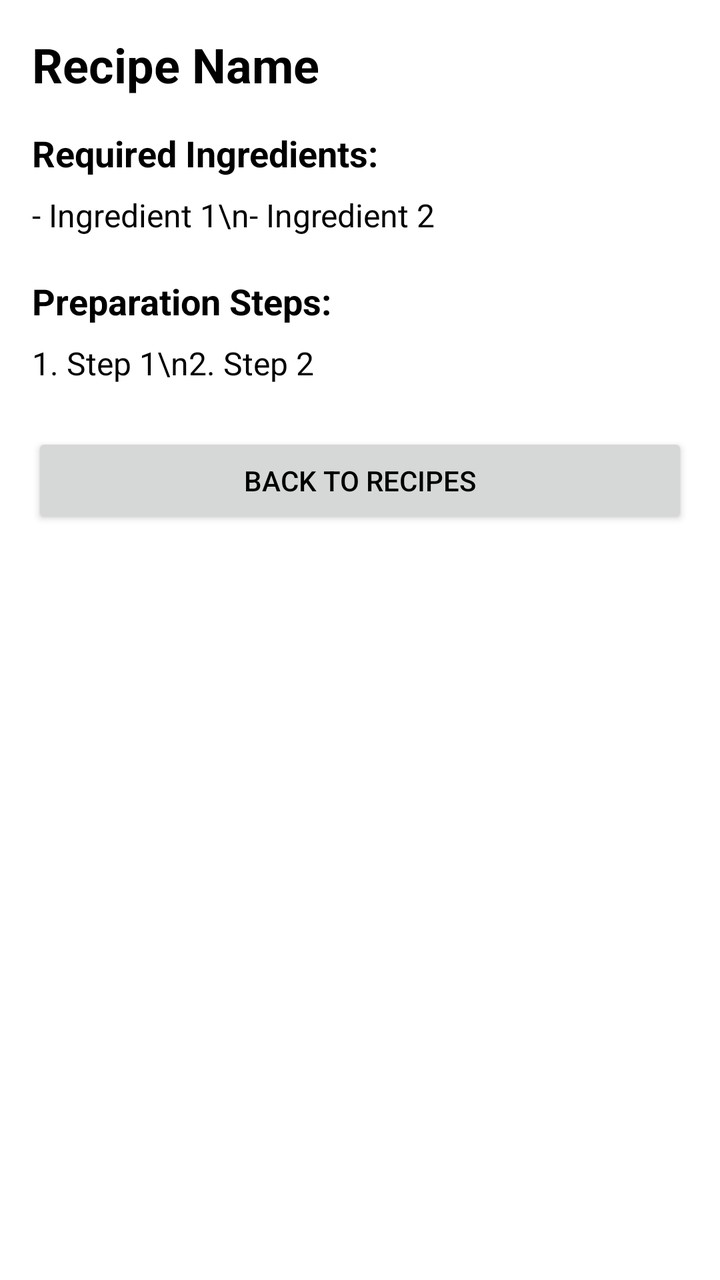
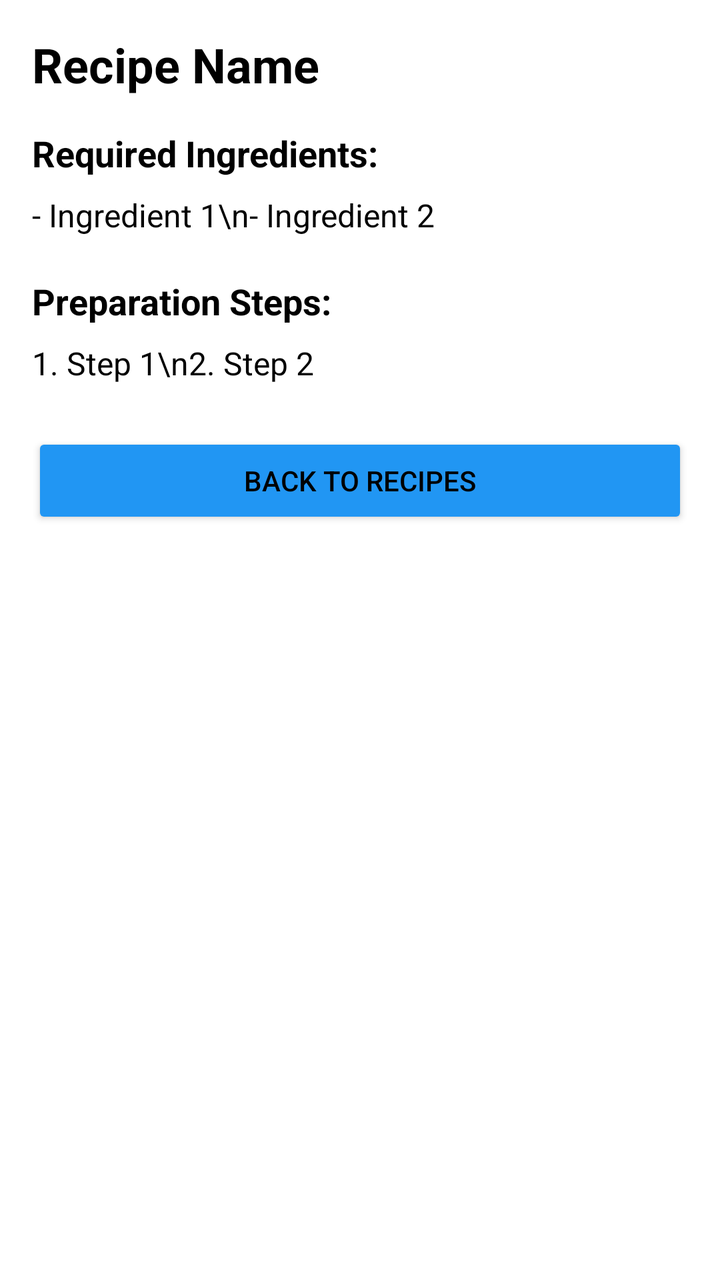

Screens rendered from an Android XML layout before and after an edit, with the pre-edit source and the edit as a unified diff.
<!-- AndroidManifest.xml: application theme Theme.SmartPantryManager -->
<!-- res/layout/activity_recipe_detail.xml -->
<?xml version="1.0" encoding="utf-8"?>
<ScrollView xmlns:android="http://schemas.android.com/apk/res/android"
    android:id="@+id/main"
    android:layout_width="match_parent"
    android:layout_height="match_parent"
    android:padding="16dp">

    <LinearLayout
        android:layout_width="match_parent"
        android:layout_height="wrap_content"
        android:orientation="vertical">

        <TextView
            android:id="@+id/tvRecipeDetailName"
            android:layout_width="match_parent"
            android:layout_height="wrap_content"
            android:text="Recipe Name"
            android:textSize="24sp"
            android:textStyle="bold"
            android:layout_marginBottom="16dp" />

        <TextView
            android:layout_width="wrap_content"
            android:layout_height="wrap_content"
            android:text="Required Ingredients:"
            android:textSize="18sp"
            android:textStyle="bold"
            android:layout_marginBottom="8dp" />

        <TextView
            android:id="@+id/tvRecipeDetailIngredients"
            android:layout_width="match_parent"
            android:layout_height="wrap_content"
            android:text="- Ingredient 1\n- Ingredient 2"
            android:textSize="16sp"
            android:layout_marginBottom="20dp" />

        <TextView
            android:layout_width="wrap_content"
            android:layout_height="wrap_content"
            android:text="Preparation Steps:"
            android:textSize="18sp"
            android:textStyle="bold"
            android:layout_marginBottom="8dp" />

        <TextView
            android:id="@+id/tvRecipeDetailSteps"
            android:layout_width="match_parent"
            android:layout_height="wrap_content"
            android:text="1. Step 1\n2. Step 2"
            android:textSize="16sp"
            android:layout_marginBottom="24dp" />

        <Button
            android:id="@+id/btnBackFromDetail"
            android:layout_width="match_parent"
            android:layout_height="wrap_content"
            android:text="Back to Recipes" />

    </LinearLayout>
</ScrollView>
<!-- resources referenced by this layout -->
<resources>
  <style name="Theme.SmartPantryManager" parent="Base.Theme.SmartPantryManager" />
  <style name="Base.Theme.SmartPantryManager" parent="Theme.Material3.DayNight.NoActionBar">
          <item name="android:windowBackground">@color/background_color</item>
          <item name="android:textColor">@color/text_color</item>
          <item name="colorSecondary">@color/secondary_color</item>
      </style>
  <color name="background_color">#FFFFFFFF</color>
  <color name="text_color">#FF000000</color>
  <color name="secondary_color">#FFBB86FC</color>
</resources>

<!-- the commit's change to res/layout/activity_recipe_detail.xml (unified diff, before → after) -->
@@ -1,5 +1,6 @@
 <?xml version="1.0" encoding="utf-8"?>
 <ScrollView xmlns:android="http://schemas.android.com/apk/res/android"
+    xmlns:app="http://schemas.android.com/apk/res-auto"
     android:id="@+id/main"
     android:layout_width="match_parent"
     android:layout_height="match_parent"
@@ -55,7 +56,8 @@
             android:id="@+id/btnBackFromDetail"
             android:layout_width="match_parent"
             android:layout_height="wrap_content"
-            android:text="Back to Recipes" />
+            android:text="Back to Recipes"
+            app:backgroundTint="@color/recipe_button_color" />
 
     </LinearLayout>
 </ScrollView>
<!-- resource entries referenced after the edit -->
@@ -1,5 +1,6 @@
 <!-- resources referenced by this layout -->
 <resources>
+  <color name="recipe_button_color">#2196F3</color>
   <style name="Theme.SmartPantryManager" parent="Base.Theme.SmartPantryManager" />
   <style name="Base.Theme.SmartPantryManager" parent="Theme.Material3.DayNight.NoActionBar">
           <item name="android:windowBackground">@color/background_color</item>
